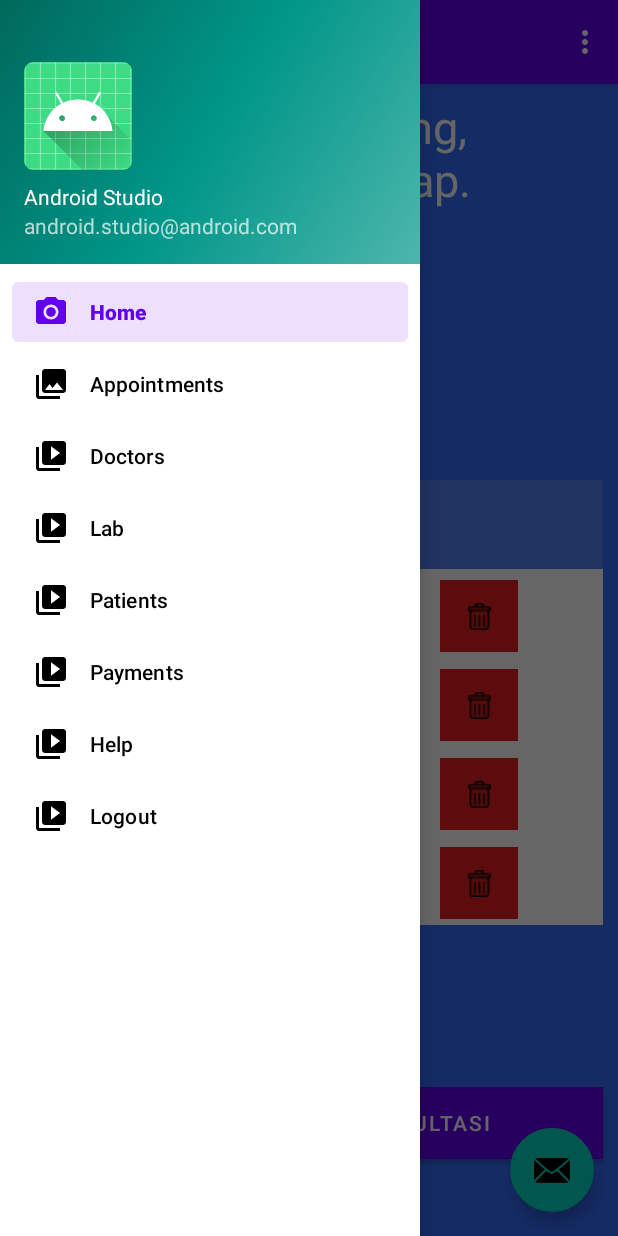
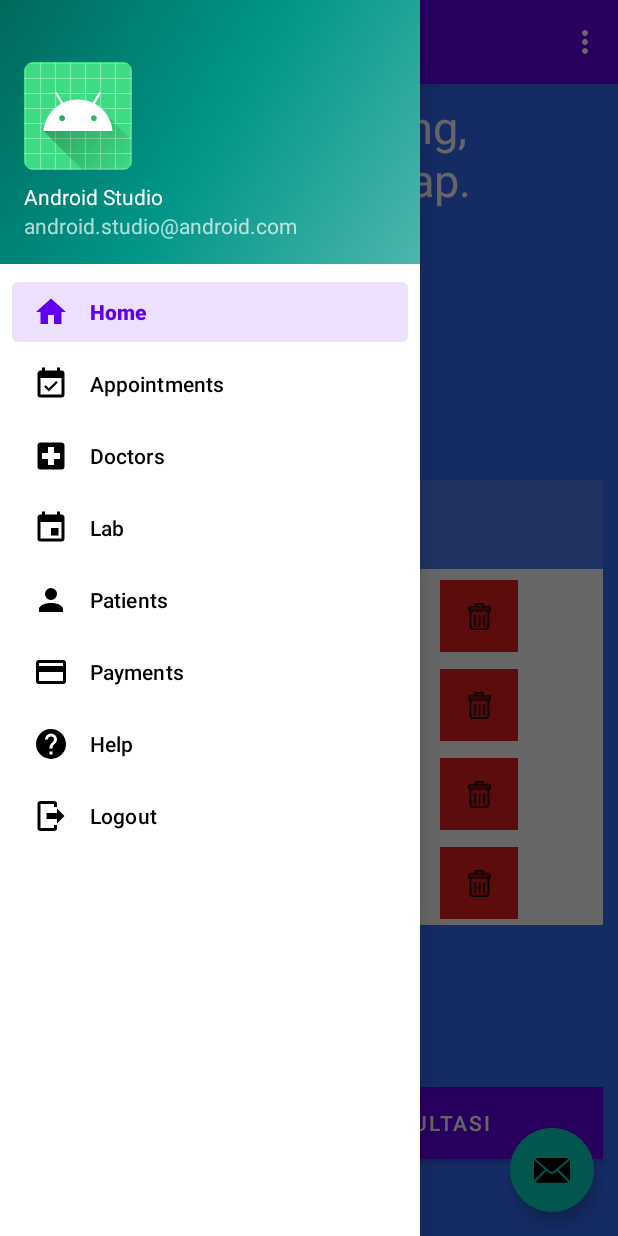
Before and after one commit to szwtron/isihape, an Android app: the MainActivity screen opened directly, with no data from a screen before it, with the side drawer open, on a phone screen of 412 x 824 dp. Run offline under Robolectric (Android 15) with nearby library versions, the phone set to English and light mode, and no system bars; our stand-ins replace navigation-ui.

Commit message:
icon for main drawer

```diff
--- /dev/null
+++ b/app/src/main/res/drawable/ic_menu_appoinment.xml
@@ -0,0 +1,9 @@
+<vector xmlns:android="http://schemas.android.com/apk/res/android"
+    android:width="24dp"
+    android:height="24dp"
+    android:viewportWidth="24.0"
+    android:viewportHeight="24.0">
+    <path
+        android:fillColor="#FF000000"
+        android:pathData="M19,19H5V8H19M19,3H18V1H16V3H8V1H6V3H5C3.89,3 3,3.9 3,5V19A2,2 0 0,0 5,21H19A2,2 0 0,0 21,19V5A2,2 0 0,0 19,3M16.53,11.06L15.47,10L10.59,14.88L8.47,12.76L7.41,13.82L10.59,17L16.53,11.06Z" />
+</vector>
--- /dev/null
+++ b/app/src/main/res/drawable/ic_menu_calendar.xml
@@ -0,0 +1,9 @@
+<vector xmlns:android="http://schemas.android.com/apk/res/android"
+    android:width="24dp"
+    android:height="24dp"
+    android:viewportWidth="24.0"
+    android:viewportHeight="24.0">
+    <path
+        android:fillColor="#FF000000"
+        android:pathData="M19,19H5V8H19M16,1V3H8V1H6V3H5C3.89,3 3,3.89 3,5V19A2,2 0 0,0 5,21H19A2,2 0 0,0 21,19V5C21,3.89 20.1,3 19,3H18V1M17,12H12V17H17V12Z" />
+</vector>
--- /dev/null
+++ b/app/src/main/res/drawable/ic_menu_doctor.xml
@@ -0,0 +1,9 @@
+<vector xmlns:android="http://schemas.android.com/apk/res/android"
+    android:width="24dp"
+    android:height="24dp"
+    android:viewportWidth="24.0"
+    android:viewportHeight="24.0">
+    <path
+        android:fillColor="#FF000000"
+        android:pathData="M18,14H14V18H10V14H6V10H10V6H14V10H18M19,3H5C3.89,3 3,3.89 3,5V19A2,2 0 0,0 5,21H19A2,2 0 0,0 21,19V5C21,3.89 20.1,3 19,3Z" />
+</vector>
--- /dev/null
+++ b/app/src/main/res/drawable/ic_menu_help.xml
@@ -0,0 +1,9 @@
+<vector xmlns:android="http://schemas.android.com/apk/res/android"
+    android:width="24dp"
+    android:height="24dp"
+    android:viewportWidth="24.0"
+    android:viewportHeight="24.0">
+    <path
+        android:fillColor="#FF000000"
+        android:pathData="M15.07,11.25L14.17,12.17C13.45,12.89 13,13.5 13,15H11V14.5C11,13.39 11.45,12.39 12.17,11.67L13.41,10.41C13.78,10.05 14,9.55 14,9C14,7.89 13.1,7 12,7A2,2 0 0,0 10,9H8A4,4 0 0,1 12,5A4,4 0 0,1 16,9C16,9.88 15.64,10.67 15.07,11.25M13,19H11V17H13M12,2A10,10 0 0,0 2,12A10,10 0 0,0 12,22A10,10 0 0,0 22,12C22,6.47 17.5,2 12,2Z" />
+</vector>
--- /dev/null
+++ b/app/src/main/res/drawable/ic_menu_home.xml
@@ -0,0 +1,9 @@
+<vector xmlns:android="http://schemas.android.com/apk/res/android"
+    android:width="24dp"
+    android:height="24dp"
+    android:viewportWidth="24.0"
+    android:viewportHeight="24.0">
+    <path
+        android:fillColor="#FF000000"
+        android:pathData="M10,20V14H14V20H19V12H22L12,3L2,12H5V20H10Z" />
+</vector>
--- /dev/null
+++ b/app/src/main/res/drawable/ic_menu_logout.xml
@@ -0,0 +1,9 @@
+<vector xmlns:android="http://schemas.android.com/apk/res/android"
+    android:width="24dp"
+    android:height="24dp"
+    android:viewportWidth="24.0"
+    android:viewportHeight="24.0">
+    <path
+        android:fillColor="#FF000000"
+        android:pathData="M16,17V14H9V10H16V7L21,12L16,17M14,2A2,2 0 0,1 16,4V6H14V4H5V20H14V18H16V20A2,2 0 0,1 14,22H5A2,2 0 0,1 3,20V4A2,2 0 0,1 5,2H14Z"/>
+</vector>
--- /dev/null
+++ b/app/src/main/res/drawable/ic_menu_payment.xml
@@ -0,0 +1,9 @@
+<vector xmlns:android="http://schemas.android.com/apk/res/android"
+    android:width="24dp"
+    android:height="24dp"
+    android:viewportWidth="24.0"
+    android:viewportHeight="24.0">
+    <path
+        android:fillColor="#FF000000"
+        android:pathData="M20,8H4V6H20M20,18H4V12H20M20,4H4C2.89,4 2,4.89 2,6V18A2,2 0 0,0 4,20H20A2,2 0 0,0 22,18V6C22,4.89 21.1,4 20,4Z" />
+</vector>
--- /dev/null
+++ b/app/src/main/res/drawable/ic_menu_user.xml
@@ -0,0 +1,9 @@
+<vector xmlns:android="http://schemas.android.com/apk/res/android"
+    android:width="24dp"
+    android:height="24dp"
+    android:viewportWidth="24.0"
+    android:viewportHeight="24.0">
+    <path
+        android:fillColor="#FF000000"
+        android:pathData="M12,4A4,4 0 0,1 16,8A4,4 0 0,1 12,12A4,4 0 0,1 8,8A4,4 0 0,1 12,4M12,14C16.42,14 20,15.79 20,18V20H4V18C4,15.79 7.58,14 12,14Z" />
+</vector>
--- a/app/src/main/res/menu/activity_main_drawer.xml
+++ b/app/src/main/res/menu/activity_main_drawer.xml
@@ -6,35 +6,35 @@
     <group android:checkableBehavior="single">
         <item
             android:id="@+id/nav_home"
-            android:icon="@drawable/ic_menu_camera"
+            android:icon="@drawable/ic_menu_home"
             android:title="@string/menu_home" />
         <item
             android:id="@+id/nav_appointments"
-            android:icon="@drawable/ic_menu_gallery"
+            android:icon="@drawable/ic_menu_appoinment"
             android:title="Appointments" />
         <item
             android:id="@+id/nav_doctors"
-            android:icon="@drawable/ic_menu_slideshow"
+            android:icon="@drawable/ic_menu_doctor"
             android:title="Doctors" />
         <item
             android:id="@+id/nav_lab"
-            android:icon="@drawable/ic_menu_slideshow"
+            android:icon="@drawable/ic_menu_calendar"
             android:title="Lab" />
         <item
             android:id="@+id/nav_patients"
-            android:icon="@drawable/ic_menu_slideshow"
+            android:icon="@drawable/ic_menu_user"
             android:title="Patients" />
         <item
             android:id="@+id/nav_payments"
-            android:icon="@drawable/ic_menu_slideshow"
+            android:icon="@drawable/ic_menu_payment"
             android:title="Payments" />
         <item
             android:id="@+id/nav_help"
-            android:icon="@drawable/ic_menu_slideshow"
+            android:icon="@drawable/ic_menu_help"
             android:title="Help" />
         <item
             android:id="@+id/nav_logout"
-            android:icon="@drawable/ic_menu_slideshow"
+            android:icon="@drawable/ic_menu_logout"
             android:title="Logout" />
     </group>
 </menu>
```
